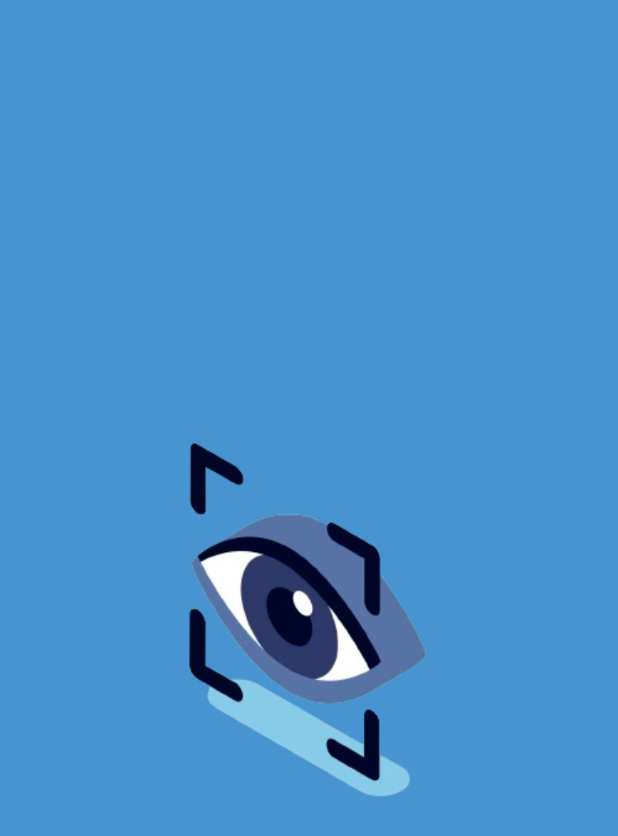
After one commit to Hanif415/testApiFuyu, an Android app: the SplashScreenActivity screen opened directly, with no data from a screen before it, on a phone screen of 412 x 824 dp. The commit adds this screen. Shown: the top 836 px of the screen. Run offline under Robolectric (Android 15) with nearby library versions, the phone set to English and light mode, and no system bars.

Commit message:
add splash screen and home screen

```diff
--- a/app/src/main/java/com/example/testapi/data/response/ApiConstants.kt
+++ b/app/src/main/java/com/example/testapi/data/response/ApiConstants.kt
@@ -1,6 +1,6 @@
 package com.example.testapi.data.response
 
 object ApiConstants {
-    const val AUTHORIZATION_HEADER = "Authorization: Token "
+    const val AUTHORIZATION_HEADER = "Authorization: Token r8_4MXt7sHxDjgmRFaAZQHjYytgdtI2sj431WcDd"
     const val CONTENT_TYPE_HEADER = "Content-Type: application/json"
 }
--- a/app/src/main/java/com/example/testapi/ui/ChatActivity.kt
+++ b/app/src/main/java/com/example/testapi/ui/ChatActivity.kt
@@ -101,6 +101,7 @@ class ChatActivity : AppCompatActivity() {
                 val data = bundle.getStringArrayList(SpeechRecognizer.RESULTS_RECOGNITION)
                 binding.ivMic.setImageResource(R.drawable.baseline_mic_none_24)
                 mp2?.start()
+
                 predict(
                     imageUrl,
                     data?.get(0) ?: "deskripsikan gambar itu dengan bahasa indonesia"
--- a/app/src/main/java/com/example/testapi/ui/MainActivity.kt
+++ b/app/src/main/java/com/example/testapi/ui/MainActivity.kt
@@ -200,7 +200,7 @@ class MainActivity : AppCompatActivity() {
                     }
                     startActivity(intent)
                 }.addOnFailureListener {
-                    // Handle any errors
+                    loud("Terjadi kesalahan, tolong tangkap foto kembali")
                 }
             }.addOnFailureListener {
                 loud("Terjadi kesalahan, tolong tangkap foto kembali")
--- /dev/null
+++ b/app/src/main/java/com/example/testapi/ui/SplashScreenActivity.kt
@@ -0,0 +1,34 @@
+package com.example.testapi.ui
+
+import android.content.Intent
+import android.os.Bundle
+import android.os.Handler
+import android.os.Looper
+import android.view.WindowManager
+import androidx.activity.enableEdgeToEdge
+import androidx.appcompat.app.AppCompatActivity
+import androidx.core.view.ViewCompat
+import androidx.core.view.WindowInsetsCompat
+import com.example.testapi.R
+
+class SplashScreenActivity : AppCompatActivity() {
+    override fun onCreate(savedInstanceState: Bundle?) {
+        super.onCreate(savedInstanceState)
+        enableEdgeToEdge()
+        setContentView(R.layout.activity_splash_screen)
+        window.setFlags(
+            WindowManager.LayoutParams.FLAG_FULLSCREEN,
+            WindowManager.LayoutParams.FLAG_FULLSCREEN
+        )
+
+        Handler(Looper.getMainLooper()).postDelayed({
+            val intent = Intent(this, StartActivity::class.java)
+            startActivity(intent)
+            overridePendingTransition(R.anim.fade_in, R.anim.fade_out)
+            finish()
+        }, 3000)
+
+
+
+    }
+}
--- /dev/null
+++ b/app/src/main/res/anim/fade_in.xml
@@ -0,0 +1,6 @@
+<?xml version="1.0" encoding="utf-8"?>
+<alpha xmlns:android="http://schemas.android.com/apk/res/android"
+    android:duration="500"
+    android:fromAlpha="0.0"
+    android:interpolator="@android:anim/accelerate_interpolator"
+    android:toAlpha="1.0" />
--- /dev/null
+++ b/app/src/main/res/anim/fade_out.xml
@@ -0,0 +1,7 @@
+<?xml version="1.0" encoding="utf-8"?>
+<alpha xmlns:android="http://schemas.android.com/apk/res/android"
+    android:duration="500"
+    android:fillAfter="true"
+    android:fromAlpha="1.0"
+    android:interpolator="@android:anim/accelerate_interpolator"
+    android:toAlpha="0.0" />
--- /dev/null
+++ b/app/src/main/res/layout/activity_splash_screen.xml
@@ -0,0 +1,19 @@
+<?xml version="1.0" encoding="utf-8"?>
+<androidx.constraintlayout.widget.ConstraintLayout xmlns:android="http://schemas.android.com/apk/res/android"
+    xmlns:app="http://schemas.android.com/apk/res-auto"
+    xmlns:tools="http://schemas.android.com/tools"
+    android:layout_width="match_parent"
+    android:layout_height="match_parent"
+    android:background="#4794D1"
+    tools:context=".ui.SplashScreenActivity">
+
+    <ImageView
+        android:id="@+id/SplashScreenImage"
+        android:layout_width="match_parent"
+        android:layout_height="match_parent"
+        android:src="@drawable/eye"
+        app:layout_constraintBottom_toBottomOf="parent"
+        app:layout_constraintLeft_toLeftOf="parent"
+        app:layout_constraintRight_toRightOf="parent"
+        app:layout_constraintTop_toTopOf="parent" />
+</androidx.constraintlayout.widget.ConstraintLayout>
--- a/app/src/main/res/values/themes.xml
+++ b/app/src/main/res/values/themes.xml
@@ -1,9 +1,10 @@
 <resources xmlns:tools="http://schemas.android.com/tools">
     <!-- Base application theme. -->
-    <style name="Base.Theme.TestAPI" parent="Theme.Material3.DayNight.NoActionBar">
+    <style name="Base.Theme.TestAPI" parent="Theme.Material3.Light.NoActionBar">
         <!-- Customize your light theme here. -->
         <!-- <item name="colorPrimary">@color/my_light_primary</item> -->
     </style>
 
     <style name="Theme.TestAPI" parent="Base.Theme.TestAPI" />
+
 </resources>
```
Also changed, not shown: app/src/main/AndroidManifest.xml (+11 -4 lines), app/src/main/java/com/example/testapi/ui/StartActivity.kt (added, +55 -0 lines), app/src/main/res/layout/activity_start.xml (added, +20 -0 lines), app/src/main/res/drawable/eye.png (added).
